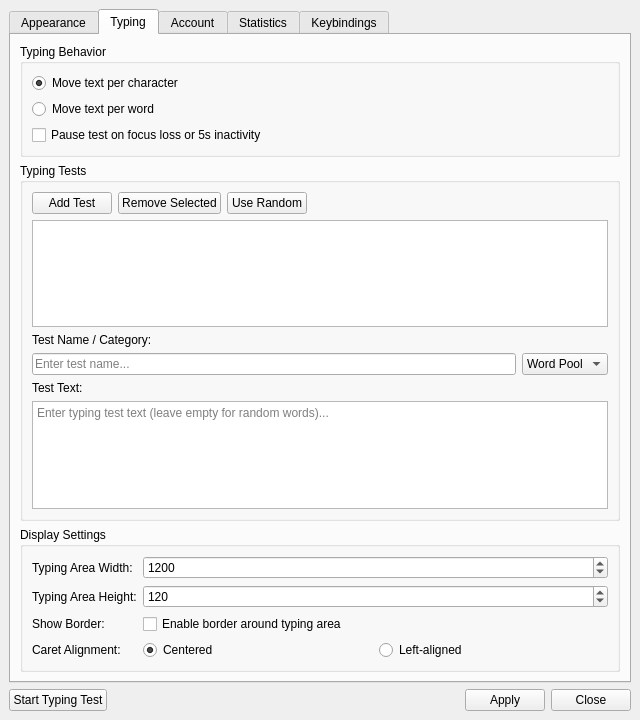
Qt form ui/generated/ui_settings_window.ui (SoundsLikeJonny/TippyTappyTypes) before a commit.
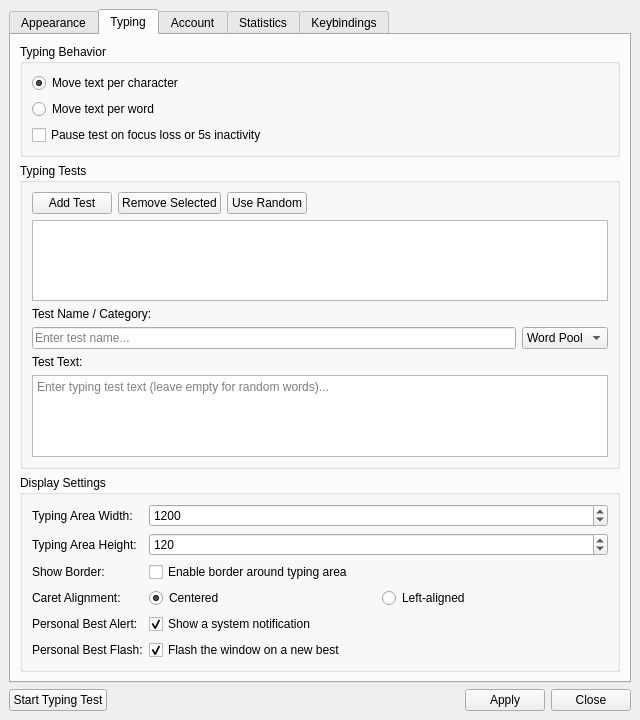
The same form after that commit. The open tabs and pages were chosen to show the change.

Commit message: Add toggles for the personal-best notification and flash

```diff
--- a/ui/generated/ui_settings_window.ui
+++ b/ui/generated/ui_settings_window.ui
@@ -474,6 +474,40 @@
              </item>
             </layout>
            </item>
+           <item row="4" column="0">
+            <widget class="QLabel" name="label_notifyPersonalBest">
+             <property name="text">
+              <string>Personal Best Alert:</string>
+             </property>
+            </widget>
+           </item>
+           <item row="4" column="1">
+            <widget class="QCheckBox" name="checkBox_notifyPersonalBest">
+             <property name="text">
+              <string>Show a system notification</string>
+             </property>
+             <property name="checked">
+              <bool>true</bool>
+             </property>
+            </widget>
+           </item>
+           <item row="5" column="0">
+            <widget class="QLabel" name="label_flashPersonalBest">
+             <property name="text">
+              <string>Personal Best Flash:</string>
+             </property>
+            </widget>
+           </item>
+           <item row="5" column="1">
+            <widget class="QCheckBox" name="checkBox_flashPersonalBest">
+             <property name="text">
+              <string>Flash the window on a new best</string>
+             </property>
+             <property name="checked">
+              <bool>true</bool>
+             </property>
+            </widget>
+           </item>
           </layout>
          </widget>
         </item>
```
The commit also changes 8 other files.
